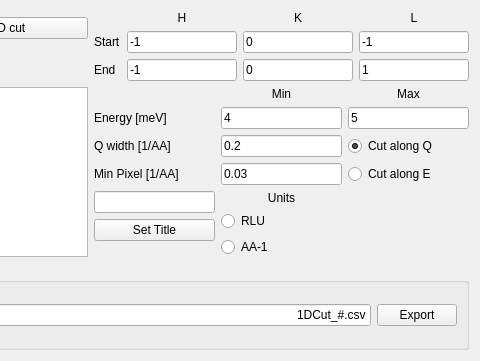
The window that src/main/resources/base/Views/Cut1D_new.ui (MJOLNIRPackage/MJOLNIR-GUI) describes before a commit, drawn with Qt 5; both pictures show x 298 to 778 and y 0 to 361 of the 778 by 361 pixel window.
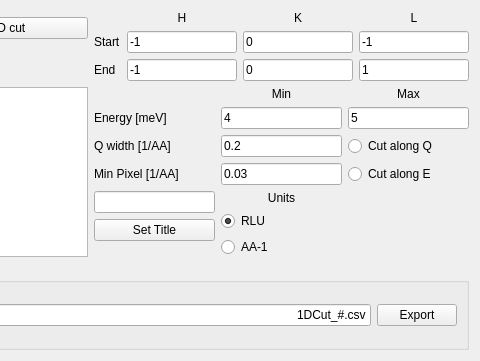
The same window after the commit.

Commit message: Make sure RLU and AA radio buttons are in same exclusive group

```diff
--- a/src/main/resources/base/Views/Cut1D_new.ui
+++ b/src/main/resources/base/Views/Cut1D_new.ui
@@ -224,7 +224,7 @@
           <string>Cut along Q</string>
          </property>
          <property name="checked">
-          <bool>true</bool>
+          <bool>false</bool>
          </property>
          <attribute name="buttonGroup">
           <string notr="true">buttonGroup</string>
```
Left out of the diff: 8 changed lines with no effect on the pictures.
